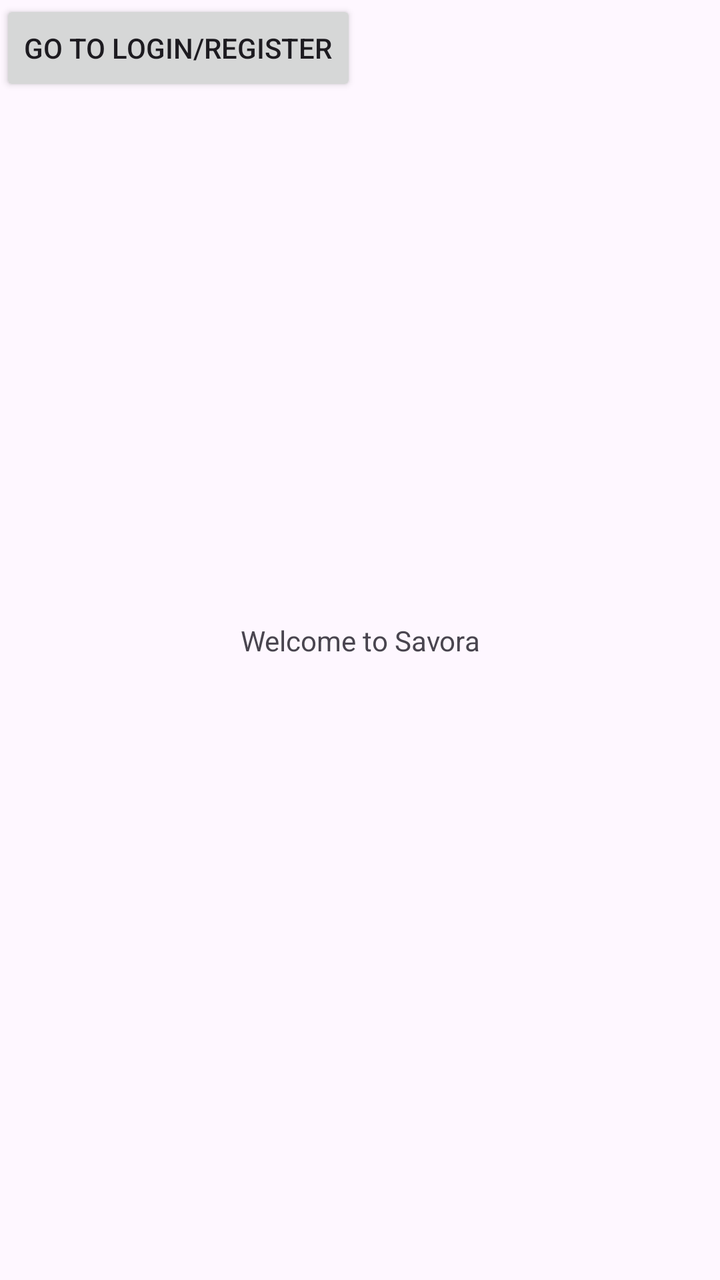
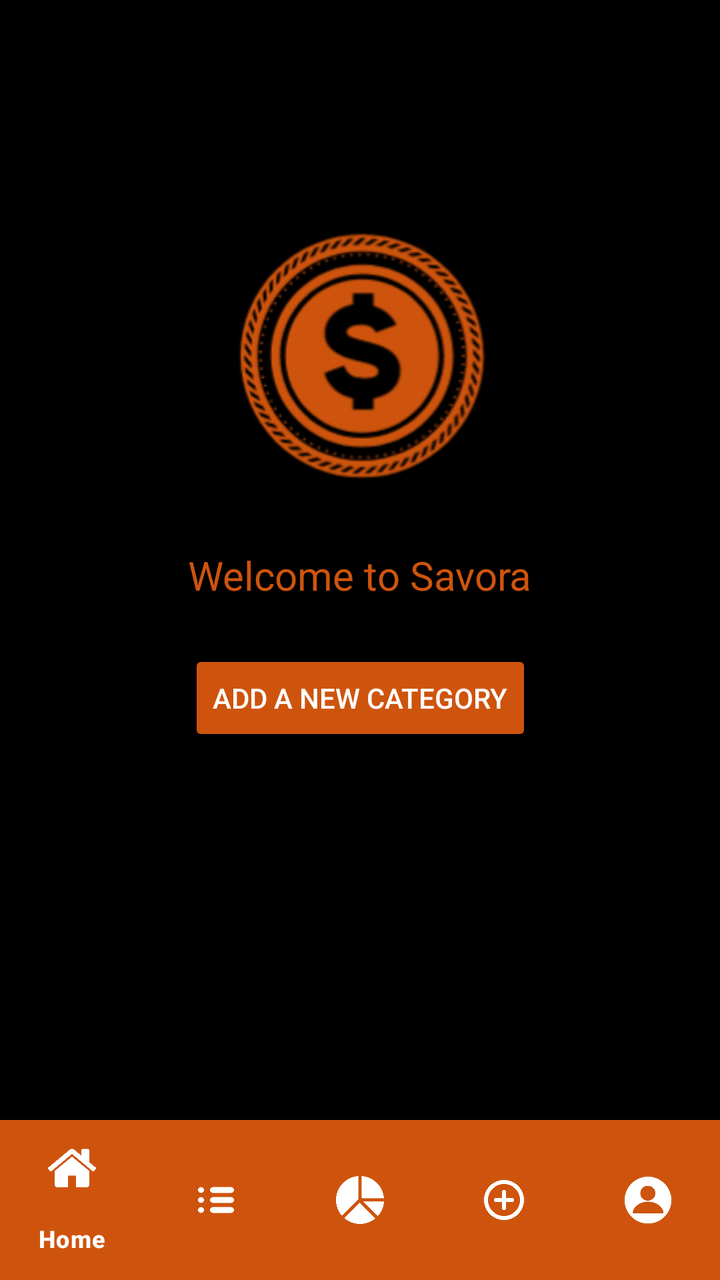

Before-and-after screenshots of an Android layout around one commit, followed by the original layout XML and the change that was made.
<!-- AndroidManifest.xml: application theme Theme.Savora -->
<!-- res/layout/activity_main.xml -->
<?xml version="1.0" encoding="utf-8"?>
<androidx.constraintlayout.widget.ConstraintLayout xmlns:android="http://schemas.android.com/apk/res/android"
    xmlns:app="http://schemas.android.com/apk/res-auto"
    xmlns:tools="http://schemas.android.com/tools"
    android:id="@+id/main"
    android:layout_width="match_parent"
    android:layout_height="match_parent"
    tools:context=".MainActivity">

    <TextView
        android:layout_width="wrap_content"
        android:layout_height="wrap_content"
        android:text="Welcome to Savora"
        app:layout_constraintBottom_toBottomOf="parent"
        app:layout_constraintEnd_toEndOf="parent"
        app:layout_constraintStart_toStartOf="parent"
        app:layout_constraintTop_toTopOf="parent" />

    <Button
        android:id="@+id/btnGoToLogin"
        android:layout_width="wrap_content"
        android:layout_height="wrap_content"
        android:text="Go to Login/Register"
        tools:ignore="MissingConstraints" />

</androidx.constraintlayout.widget.ConstraintLayout>
<!-- resources referenced by this layout -->
<resources>
  <style name="Theme.Savora" parent="Base.Theme.Savora" />
  <style name="Base.Theme.Savora" parent="Theme.Material3.DayNight.NoActionBar">
          
          
      </style>
</resources>

<!-- the commit's change to res/layout/activity_main.xml (unified diff, before → after) -->
@@ -1,26 +1,57 @@
 <?xml version="1.0" encoding="utf-8"?>
-<androidx.constraintlayout.widget.ConstraintLayout xmlns:android="http://schemas.android.com/apk/res/android"
+<androidx.constraintlayout.widget.ConstraintLayout
+    xmlns:android="http://schemas.android.com/apk/res/android"
+    xmlns:tools="http://schemas.android.com/tools"
     xmlns:app="http://schemas.android.com/apk/res-auto"
-    xmlns:tools="http://schemas.android.com/tools"
-    android:id="@+id/main"
     android:layout_width="match_parent"
     android:layout_height="match_parent"
+    android:background="@android:color/black"
     tools:context=".MainActivity">
 
+    <ImageView
+        android:id="@+id/imageView"
+        android:layout_width="150dp"
+        android:layout_height="150dp"
+        android:src="@drawable/ic_savora"
+        app:layout_constraintTop_toTopOf="parent"
+        app:layout_constraintStart_toStartOf="parent"
+        app:layout_constraintEnd_toEndOf="parent"
+        android:layout_marginTop="100dp" />
+
     <TextView
+        android:id="@+id/tvWelcome"
         android:layout_width="wrap_content"
         android:layout_height="wrap_content"
         android:text="Welcome to Savora"
-        app:layout_constraintBottom_toBottomOf="parent"
+        android:textColor="#CE540D"
+        android:textSize="20sp"
+        app:layout_constraintTop_toBottomOf="@id/imageView"
+        app:layout_constraintStart_toStartOf="parent"
         app:layout_constraintEnd_toEndOf="parent"
-        app:layout_constraintStart_toStartOf="parent"
-        app:layout_constraintTop_toTopOf="parent" />
+        android:layout_marginTop="24dp" />
 
     <Button
-        android:id="@+id/btnGoToLogin"
+        android:id="@+id/btnAddCategory"
         android:layout_width="wrap_content"
         android:layout_height="wrap_content"
-        android:text="Go to Login/Register"
-        tools:ignore="MissingConstraints" />
+        android:text="Add a new Category"
+        android:backgroundTint="#CE540D"
+        android:textColor="@android:color/white"
+        app:layout_constraintTop_toBottomOf="@id/tvWelcome"
+        app:layout_constraintStart_toStartOf="parent"
+        app:layout_constraintEnd_toEndOf="parent"
+        android:layout_marginTop="24dp" />
+
+    <com.google.android.material.bottomnavigation.BottomNavigationView
+        android:id="@+id/bottom_navigation"
+        android:layout_width="match_parent"
+        android:layout_height="wrap_content"
+        android:background="#CE540D"
+        app:itemIconTint="@android:color/white"
+        app:itemTextColor="@android:color/white"
+        app:menu="@menu/bottom_nav_menu"
+        app:layout_constraintBottom_toBottomOf="parent"
+        app:layout_constraintStart_toStartOf="parent"
+        app:layout_constraintEnd_toEndOf="parent" />
 
 </androidx.constraintlayout.widget.ConstraintLayout>
<!-- resource entries referenced after the edit -->
@@ -1,5 +1,6 @@
 <!-- resources referenced by this layout -->
 <resources>
+  <!-- drawable ic_savora: png bitmap (drawable, 27119 bytes) -->
   <style name="Theme.Savora" parent="Base.Theme.Savora" />
   <style name="Base.Theme.Savora" parent="Theme.Material3.DayNight.NoActionBar">
           
